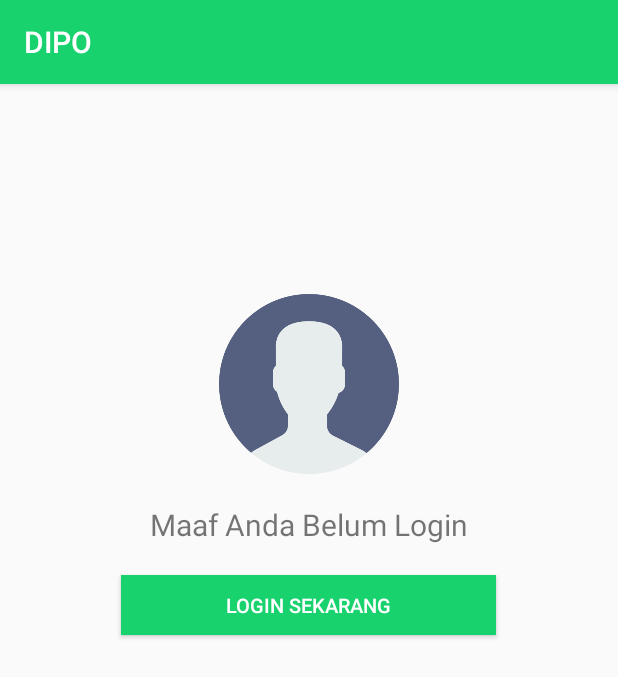
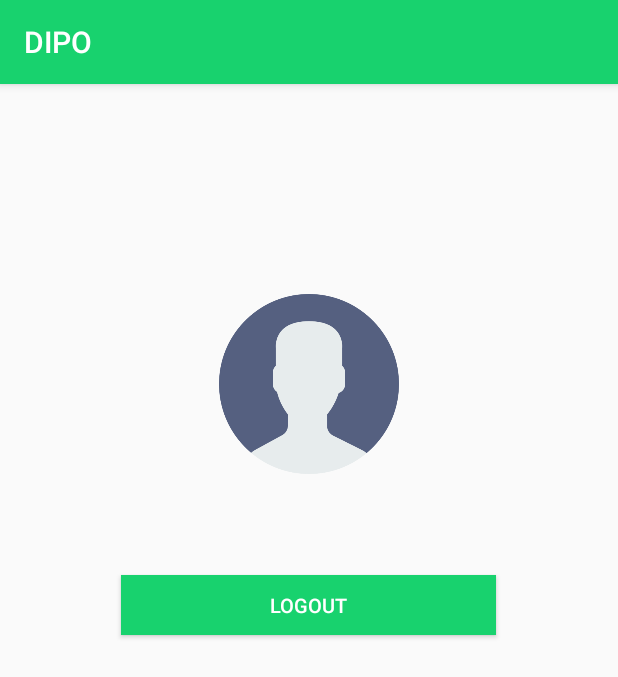
Before and after one commit to LOV-Company/DIPO-Application, an Android app: the fragment ProfileFragment shown on its own in the app's theme, on a phone screen of 412 x 824 dp. Shown: the top 677 px of the screen. Run offline under Robolectric (Android 15) with nearby library versions, the phone set to English and light mode, and no system bars; our stand-ins replace Firebase (no records; nobody signed in at launch, a user with empty details on screens opened directly).

Commit message:
Login Session

```diff
--- a/app/src/main/java/com/lov/dipo/LoginActivity.java
+++ b/app/src/main/java/com/lov/dipo/LoginActivity.java
@@ -7,6 +7,7 @@ import android.util.Log;
 import android.view.View;
 import android.widget.Button;
 import android.widget.EditText;
+import android.widget.ProgressBar;
 import android.widget.Toast;
 
 import androidx.annotation.NonNull;
@@ -40,7 +41,7 @@ public class LoginActivity extends BaseActivity implements View.OnClickListener
     protected void onCreate(Bundle savedInstanceState) {
         super.onCreate(savedInstanceState);
         setContentView(R.layout.activity_login);
-//        getSupportActionBar().hide();
+        getSupportActionBar().hide();
 
         findViews();
         initViews();
--- a/app/src/main/java/com/lov/dipo/ui/profile/ProfileFragment.java
+++ b/app/src/main/java/com/lov/dipo/ui/profile/ProfileFragment.java
@@ -14,25 +14,67 @@ import androidx.fragment.app.Fragment;
 import androidx.lifecycle.Observer;
 import androidx.lifecycle.ViewModelProviders;
 
+import com.google.firebase.auth.FirebaseAuth;
+import com.google.firebase.auth.FirebaseUser;
 import com.lov.dipo.LoginActivity;
+import com.lov.dipo.MainActivity;
 import com.lov.dipo.R;
 import com.lov.dipo.SplashScreen;
+import com.lov.dipo.ui.home.HomeFragment;
 
 public class ProfileFragment extends Fragment implements View.OnClickListener {
 
     private ProfileViewModel profileViewModel;
 
+    FirebaseAuth firebaseAuth;
+    FirebaseUser firebaseUser;
+
+    TextView tvName;
+    Button button;
+
     public View onCreateView(@NonNull LayoutInflater inflater, ViewGroup container, Bundle savedInstanceState) {
         profileViewModel = ViewModelProviders.of(this).get(ProfileViewModel.class);
         View root = inflater.inflate(R.layout.fragment_profile, container, false);
-        Button button = (Button) root.findViewById(R.id.moveLogin);
+
+
+        firebaseAuth = firebaseAuth.getInstance();
+        firebaseUser = firebaseAuth.getCurrentUser();
+
+        button = (Button) root.findViewById(R.id.moveLogin);
         button.setOnClickListener(this);
+
+        tvName = (TextView) root.findViewById(R.id.tv_name);
+
+        if(firebaseUser != null){
+            button.setText("Logout");
+            tvName.setText(firebaseUser.getDisplayName());
+        }else{
+            button.setText("Login");
+            tvName.setText("Maaf Anda Belum Login");
+        }
+
         return root;
     }
 
     @Override
     public void onClick(View v) {
+        if(firebaseUser != null){
+            signOut();
+        }else{
+            toLogin();
+        }
+
+    }
+
+    void toLogin(){
         Intent intent = new Intent(getActivity(), LoginActivity.class);
         startActivity(intent);
     }
+    void signOut(){
+        firebaseAuth.signOut();
+        Intent intent = new Intent(getActivity(), MainActivity.class);
+        startActivity(intent);
+    }
+
+
 }
--- a/app/src/main/res/layout/activity_login.xml
+++ b/app/src/main/res/layout/activity_login.xml
@@ -7,6 +7,7 @@
     android:layout_height="match_parent"
     android:orientation="vertical"
     tools:context=".LoginActivity">
+
 
     <Button
         android:id="@+id/backProfile"
--- a/app/src/main/res/layout/fragment_profile.xml
+++ b/app/src/main/res/layout/fragment_profile.xml
@@ -22,6 +22,7 @@
             android:src="@drawable/ava_not_login" />
 
         <TextView
+            android:id="@+id/tv_name"
             android:layout_width="wrap_content"
             android:layout_height="wrap_content"
             android:layout_gravity="center"
```
Also changed, not shown: app/src/main/java/com/lov/dipo/ui/home/HomeFragment.java (+31 -0 lines), app/src/main/java/com/lov/dipo/ui/home/HomeViewModel.java (+9 -0 lines).
